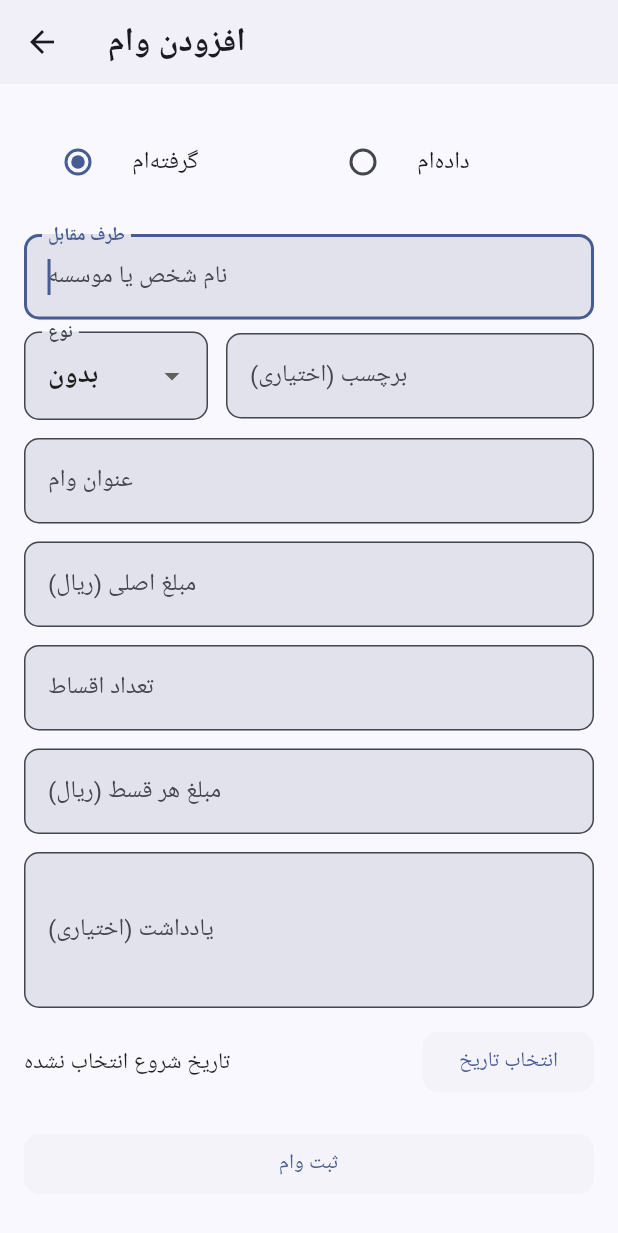
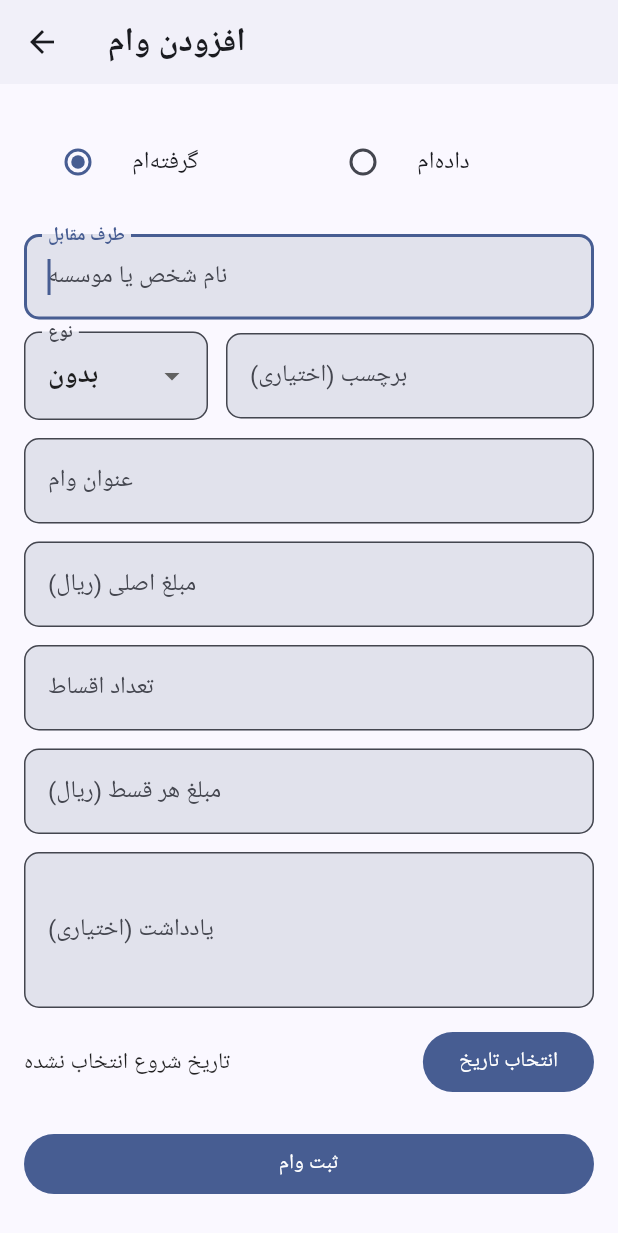
Before and after one commit to tahamoeini/debt_manager, a Flutter app: the screen it shows after launch, item 2 of the bottom bar chosen, after a tap on the "add" icon, on a phone screen of 412 x 824 dp. Shown: the top 1233 px of the screen. Run offline on Flutter 3.47's test engine with Material 3 defaults, Android fonts, the phone set to English and light mode, and no system bars; our stand-ins replace flutter_local_notifications, flutter_svg, shamsi_date, shared_preferences, sqflite; accounts and stored records are empty.

Commit message:
feat: add empty state SVG asset and update UI components to use FilledButton

```diff
--- a/lib/core/utils/ui_utils.dart
+++ b/lib/core/utils/ui_utils.dart
@@ -1,4 +1,5 @@
 import 'package:flutter/material.dart';
+import 'package:flutter_svg/flutter_svg.dart';
 
 // Small UI helpers used across screens for consistent SnackBar and async
 // error/waiting states.
@@ -35,9 +36,21 @@ class UIUtils {
     required BuildContext context,
     required String title,
     String? subtitle,
-    IconData icon = Icons.inbox_outlined,
+    String? svgAsset = 'assets/images/empty_state.svg',
   }) {
     final color = Theme.of(context).colorScheme.onSurface.withOpacity(0.6);
+    Widget graphic;
+    try {
+      graphic = SvgPicture.asset(
+        svgAsset!,
+        height: 120,
+        color: color,
+        semanticsLabel: title,
+      );
+    } catch (_) {
+      graphic = Icon(Icons.inbox_outlined, size: 72, color: color);
+    }
+
     return Center(
       child: Column(
         mainAxisSize: MainAxisSize.min,
@@ -46,7 +59,7 @@ class UIUtils {
             scale: 1.0,
             duration: const Duration(milliseconds: 600),
             curve: Curves.easeOutBack,
-            child: Icon(icon, size: 72, color: color),
+            child: graphic,
           ),
           const SizedBox(height: 12),
           Text(title, style: Theme.of(context).textTheme.titleMedium),
--- a/lib/features/loans/screens/add_loan_screen.dart
+++ b/lib/features/loans/screens/add_loan_screen.dart
@@ -513,7 +513,7 @@ class _AddLoanScreenState extends State<AddLoanScreen> {
                                       : 'شروع: ${formatJalaliForDisplay(_startJalali!)}',
                                 ),
                               ),
-                              ElevatedButton(
+                              FilledButton(
                                 onPressed: () async {
                                   await _pickStartDate();
                                   state.validate();
@@ -541,7 +541,7 @@ class _AddLoanScreenState extends State<AddLoanScreen> {
                     },
                   ),
                   const SizedBox(height: 20),
-                  ElevatedButton(
+                  FilledButton(
                     onPressed: _isSubmitting ? null : _submit,
                     child: _isSubmitting
                         ? const CircularProgressIndicator()
--- a/lib/features/loans/screens/loan_detail_screen.dart
+++ b/lib/features/loans/screens/loan_detail_screen.dart
@@ -151,7 +151,7 @@ class _LoanDetailScreenState extends State<LoanDetailScreen> {
                           child: const Text('انصراف'),
                         ),
                         const SizedBox(width: 8),
-                        ElevatedButton(
+                        FilledButton(
                           onPressed: () async {
                             // Build updated installment
                             final entered = amountController.text.trim();
--- a/lib/features/reports/screens/reports_screen.dart
+++ b/lib/features/reports/screens/reports_screen.dart
@@ -328,7 +328,7 @@ class _ReportsScreenState extends State<ReportsScreen> {
               ),
             ),
             const SizedBox(width: 12),
-            ElevatedButton(
+            FilledButton(
               onPressed: _pickFrom,
               child: Text(
                 _from == null
@@ -337,7 +337,7 @@ class _ReportsScreenState extends State<ReportsScreen> {
               ),
             ),
             const SizedBox(width: 8),
-            ElevatedButton(
+            FilledButton(
               onPressed: _pickTo,
               child: Text(
                 _to == null
--- a/lib/features/settings/screens/settings_screen.dart
+++ b/lib/features/settings/screens/settings_screen.dart
@@ -161,7 +161,7 @@ class _SettingsScreenState extends State<SettingsScreen> {
                         const SizedBox(height: 12),
                         Row(
                           children: [
-                            ElevatedButton(
+                            FilledButton(
                               onPressed: () async {
                                 final messenger = ScaffoldMessenger.of(context);
                                 try {
@@ -241,7 +241,7 @@ class _SettingsScreenState extends State<SettingsScreen> {
                               child: const Text('Export data (JSON)'),
                             ),
                             const SizedBox(width: 12),
-                            ElevatedButton(
+                            FilledButton(
                               onPressed: () async {
                                 // Show a dialog with a multiline TextField to paste JSON
                                 final controller = TextEditingController();
@@ -301,7 +301,7 @@ class _SettingsScreenState extends State<SettingsScreen> {
                                             Navigator.of(ctx).pop(),
                                         child: const Text('Cancel'),
                                       ),
-                                      ElevatedButton(
+                                      FilledButton(
                                         onPressed: () async {
                                           final messenger =
                                               ScaffoldMessenger.of(context);
--- a/pubspec.yaml
+++ b/pubspec.yaml
@@ -41,6 +41,7 @@ dependencies:
   shamsi_date: any
   flutter_local_notifications: any
   shared_preferences: any
+  flutter_svg: ^1.1.4
 
 dev_dependencies:
   flutter_test:
@@ -63,6 +64,9 @@ flutter:
   # included with your application, so that you can use the icons in
   # the material Icons class.
   uses-material-design: true
+
+  assets:
+    - assets/images/empty_state.svg
 
   # To add assets to your application, add an assets section, like this:
   # assets:
```
Also changed, not shown: lib/core/utils/category_colors.dart (+14 -5 lines), assets/images/empty_state.svg (added).
